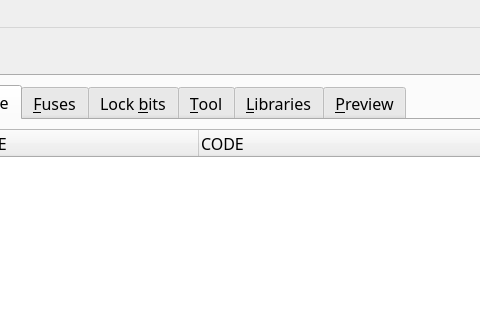
First picture: the form in resource/ui/main.ui, repository leecurrent04/AVR-Development-Utility, before the edit; both pictures show x 106 to 586 and y 0 to 320 of the 1000 by 700 pixel window.
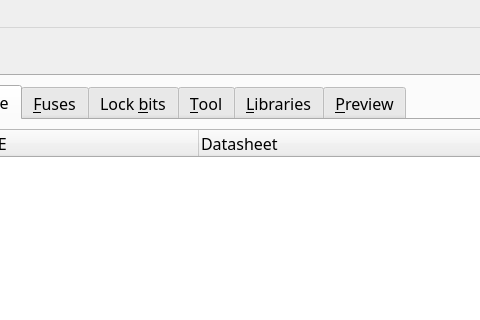
Second picture: the form after the edit. Icons and pictures are not drawn.

Patch:
```diff
--- a/resource/ui/main.ui
+++ b/resource/ui/main.ui
@@ -247,7 +247,7 @@
                 </column>
                 <column>
                  <property name="text">
-                  <string>CODE</string>
+                  <string>Datasheet</string>
                  </property>
                 </column>
                </widget>
```
Left out of the diff: 2 changed lines with no effect on the pictures.
